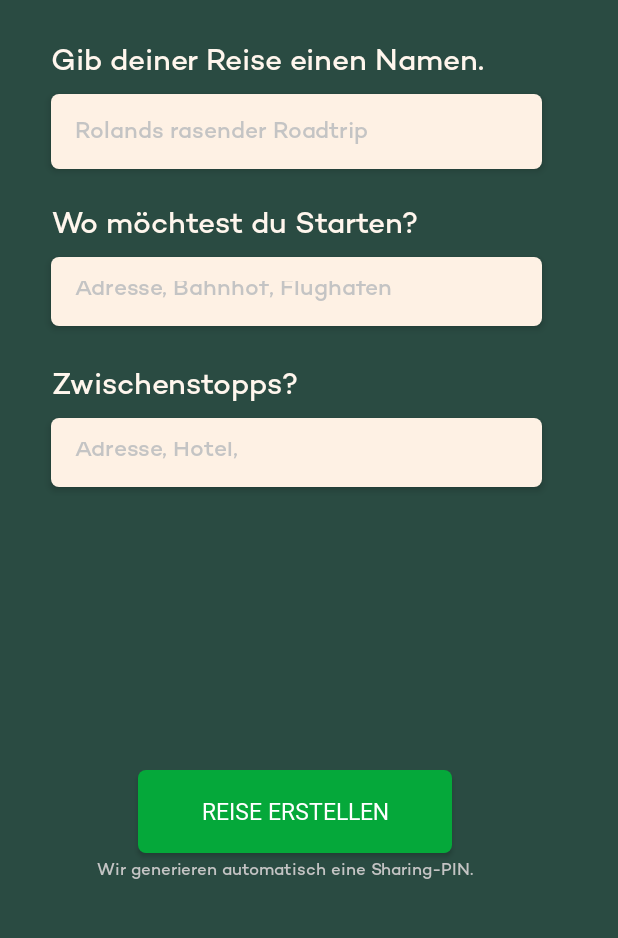
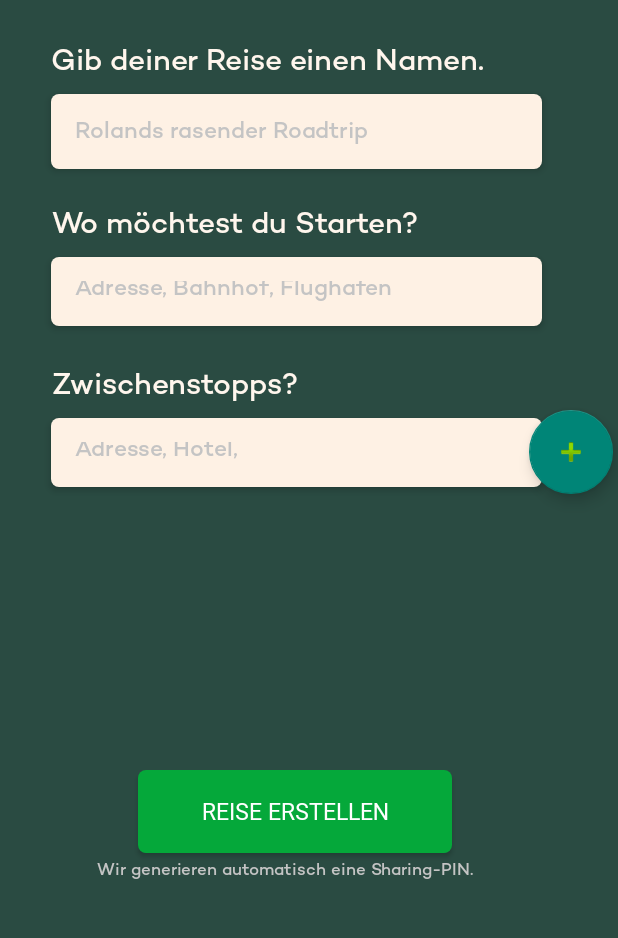
Before and after one commit to Plytek/roadsplit, an Android app: the layout activity_neue_test.xml on its own in the app's theme, with its tools: preview values and no code run, on a phone screen of 412 x 824 dp, the part 240-1178 px from its top. Run offline under Robolectric (Android 15) with nearby library versions, the phone set to English and light mode, and no system bars.

Commit message:
S E R V E R  B A C K E N D

```diff
--- a/app/src/main/java/com/example/roadsplit/activities/DummyPlanungActivity.java
+++ b/app/src/main/java/com/example/roadsplit/activities/DummyPlanungActivity.java
@@ -55,7 +55,7 @@ public class DummyPlanungActivity extends AppCompatActivity {
         this.reisender = (new Gson()).fromJson(userjson, Reisender.class);
     }
 
-    public void addReise(View view)
+    public void addReise()
     {
         Reise reise = new Reise();
         reise.setName(((EditText)findViewById(R.id.reiseNameText)).getText().toString());
@@ -65,7 +65,7 @@ public class DummyPlanungActivity extends AppCompatActivity {
         currentReise = reise;
     }
 
-    public void addStop(View view)
+    public void addStop()
     {
         Stop stop = new Stop();
         stop.setName(((EditText)findViewById(R.id.stopNameText)).getText().toString());
@@ -78,6 +78,7 @@ public class DummyPlanungActivity extends AppCompatActivity {
 
     public void save(View view)
     {
+
         OkHttpClient client = new OkHttpClient();
         String url = MainActivity.BASEURL + "/api/reisedaten/reise";
         //String url = "http://10.0.2.2:8080/api/userdaten/user";
--- a/app/src/main/java/com/example/roadsplit/activities/MainActivity.java
+++ b/app/src/main/java/com/example/roadsplit/activities/MainActivity.java
@@ -24,7 +24,7 @@ public class MainActivity extends AppCompatActivity {
 
     private UserAccount userAccount = null;
     public static Reisender currentUser;
-    public static final String BASEURL = "https://4435-88-70-249-101.ngrok.io";
+    public static final String BASEURL = "http://167.172.167.221:8080";
 
 
     @Override
--- a/app/src/main/java/com/example/roadsplit/activities/NeueReiseActivity.java
+++ b/app/src/main/java/com/example/roadsplit/activities/NeueReiseActivity.java
@@ -54,7 +54,7 @@ public class NeueReiseActivity extends AppCompatActivity {
 
     public void reiseErstellen(View view)
     {
-        Intent intent = new Intent(this, ReiseErstellenActivity.class);
+        Intent intent = new Intent(this, NeueTestActivity.class);
         startActivity(intent);
     }
 
--- a/app/src/main/res/layout/activity_neue_test.xml
+++ b/app/src/main/res/layout/activity_neue_test.xml
@@ -174,7 +174,9 @@
         app:layout_constraintStart_toStartOf="parent"
         app:layout_constraintTop_toBottomOf="@id/stopName"
         app:layout_constraintTop_toTopOf="@id/guideline6"
-        app:layout_constraintVertical_bias="0.52" />
+        app:layout_constraintVertical_bias="0.52" >
+
+    </ListView>
 
     <Button
         android:id="@+id/button3"
@@ -184,6 +186,7 @@
         android:background="@drawable/lightgreenbutton"
         android:elevation="3dp"
         android:fontFamily="@font/cextrabold"
+        android:onClick="save"
         android:paddingStart="16dp"
         android:paddingTop="16dp"
         android:paddingEnd="16dp"
@@ -193,10 +196,10 @@
         android:textColor="@color/white"
         android:textSize="15dp"
         app:layout_constraintBottom_toBottomOf="@id/guideline7"
-        app:layout_constraintTop_toTopOf="@id/guideline7"
         app:layout_constraintEnd_toEndOf="parent"
         app:layout_constraintHorizontal_bias="0.455"
-        app:layout_constraintStart_toStartOf="parent" />
+        app:layout_constraintStart_toStartOf="parent"
+        app:layout_constraintTop_toTopOf="@id/guideline7" />
 
     <TextView
         android:id="@+id/textView12"
@@ -212,6 +215,20 @@
         app:layout_constraintStart_toStartOf="@id/button3"
         app:layout_constraintTop_toBottomOf="@+id/button3"
         app:layout_constraintVertical_bias="0.045" />
+
+    <com.google.android.material.floatingactionbutton.FloatingActionButton
+        android:id="@+id/floatingActionButton"
+        android:layout_width="wrap_content"
+        android:layout_height="wrap_content"
+        android:clickable="true"
+        android:onClick="addEverything"
+        app:layout_constraintBottom_toBottomOf="@id/guideline5"
+        app:layout_constraintEnd_toEndOf="parent"
+        app:layout_constraintHorizontal_bias="0.99"
+        app:layout_constraintStart_toStartOf="parent"
+        app:layout_constraintTop_toTopOf="@id/guideline5"
+        app:layout_constraintVertical_bias="0.46"
+        app:srcCompat="@android:drawable/ic_input_add" />
 
     <androidx.constraintlayout.widget.Guideline
         android:id="@+id/guideline2"
```
Also changed, not shown: app/src/main/java/com/example/roadsplit/activities/NeueTestActivity.java (+138 -10 lines).
